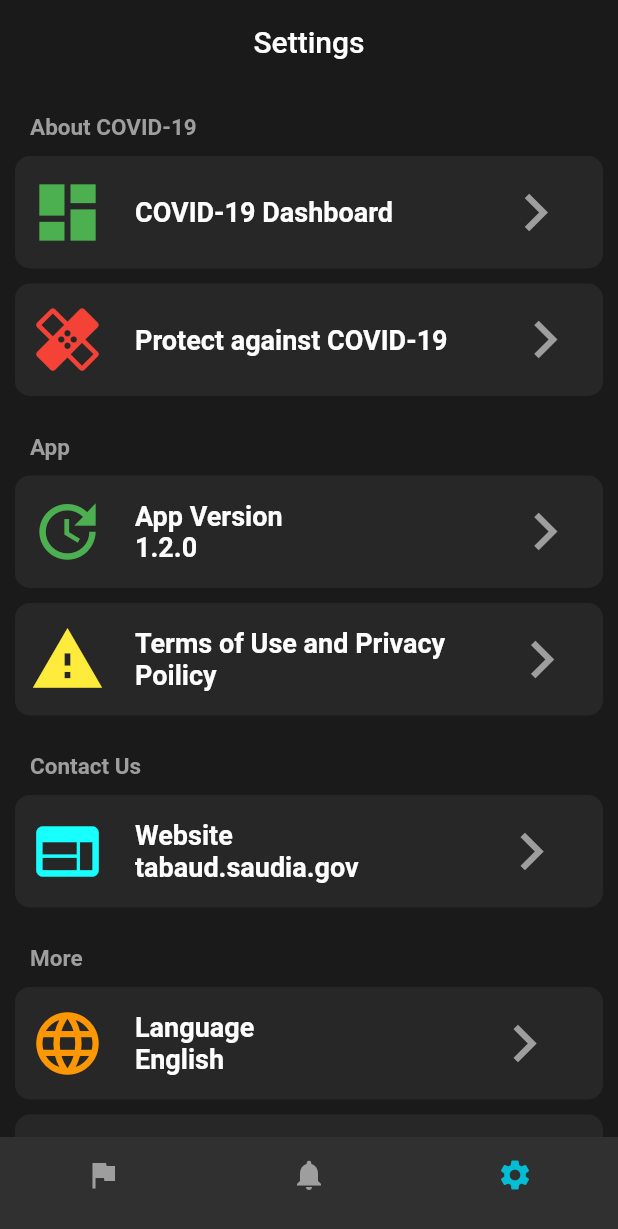
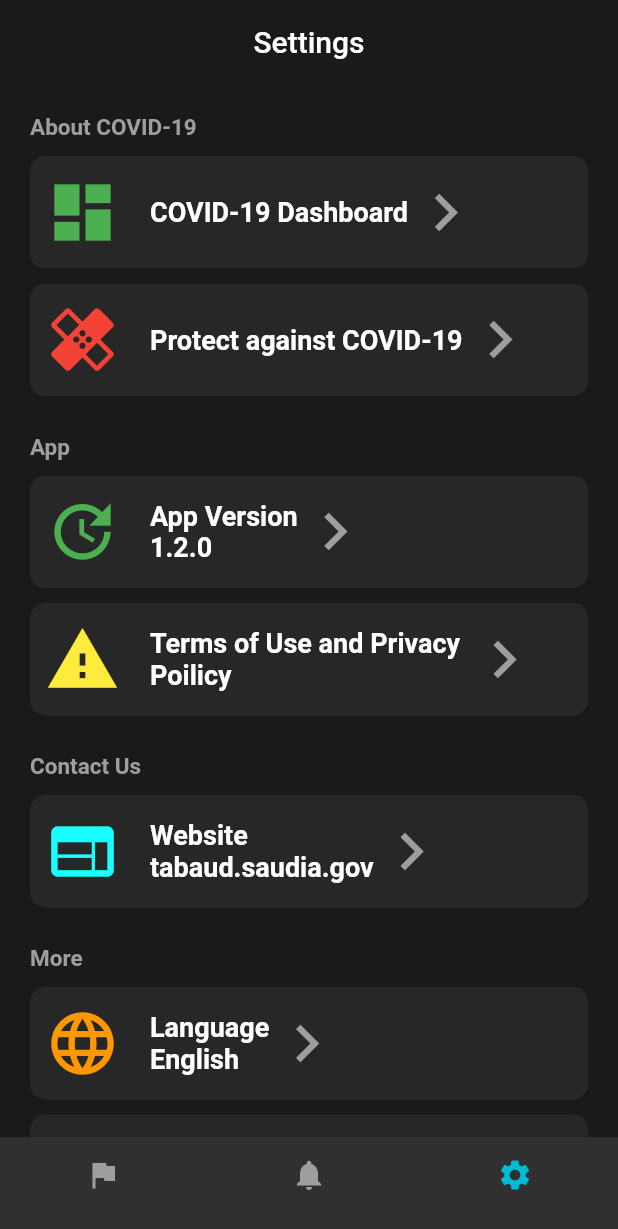
Before and after one commit to syedissam/COVID-19-Flutter, a Flutter app: the screen it shows after launch, item 3 of the bottom bar chosen, on a phone screen of 412 x 824 dp. Shown: the top 1229 px of the screen. Run offline on Flutter 3.47's test engine with Material 2 defaults, Android fonts, the phone set to English and light mode, and no system bars.

Commit message:
second commit

```diff
--- a/lib/screens/exposure.dart
+++ b/lib/screens/exposure.dart
@@ -53,9 +53,8 @@ class _ExposureState extends State<Exposure> {
                     color: Colors.red[900],
                   ),
                   Row(
-                      mainAxisAlignment: MainAxisAlignment.start,
+                      mainAxisAlignment: MainAxisAlignment.center,
                       children: <Widget>[
-                        SizedBox(width: 50, height: 70),
                         Text(
                           'The application is not active',
                           style: const TextStyle(
@@ -66,10 +65,10 @@ class _ExposureState extends State<Exposure> {
                         ),
                       ]),
                   Divider(
-                    height: 5.0,
+                    height: 40.0,
                     color: Colors.white,
                     indent: 20,
-                    endIndent: 20,
+                    endIndent: 10,
                   ),
                   Container(
                     padding: EdgeInsets.all(20),
--- a/lib/screens/notify.dart
+++ b/lib/screens/notify.dart
@@ -44,7 +44,8 @@ class _NotifyState extends State<Notify> {
           crossAxisAlignment: CrossAxisAlignment.start,
           children: <Widget>[
             Row(
-              mainAxisAlignment: MainAxisAlignment.spaceBetween,
+              mainAxisAlignment: MainAxisAlignment.center,
+              crossAxisAlignment: CrossAxisAlignment.center,
               children: <Widget>[
                 Text(
                   'Share Your COVID-19 Positive Diagnosis',
--- a/lib/screens/settings.dart
+++ b/lib/screens/settings.dart
@@ -70,9 +70,9 @@ class _SettingsState extends State<Settings> {
   SliverPadding _gesturebox1() {
     return SliverPadding(
         padding: const EdgeInsets.only(
-          left: 10,
+          left: 20,
           top: 5,
-          right: 10,
+          right: 20,
           bottom: 5,
         ),
         sliver: SliverToBoxAdapter(
@@ -119,9 +119,9 @@ class _SettingsState extends State<Settings> {
                               mainAxisAlignment: MainAxisAlignment.end,
                               crossAxisAlignment: CrossAxisAlignment.center,
                               children: <Widget>[
-                                SizedBox(
-                                  width: 70.0,
-                                ),
+                                // SizedBox(
+                                //   width: 70.0,
+                                // ),
                                 Icon(
                                   Icons.keyboard_arrow_right,
                                   color: Colors.grey,
@@ -134,9 +134,9 @@ class _SettingsState extends State<Settings> {
   SliverPadding _gesturebox2() {
     return SliverPadding(
         padding: const EdgeInsets.only(
-          left: 10,
+          left: 20,
           top: 5,
-          right: 10,
+          right: 20,
           bottom: 5,
         ),
         sliver: SliverToBoxAdapter(
@@ -183,9 +183,9 @@ class _SettingsState extends State<Settings> {
                               mainAxisAlignment: MainAxisAlignment.end,
                               crossAxisAlignment: CrossAxisAlignment.center,
                               children: <Widget>[
-                                SizedBox(
-                                  width: 40.0,
-                                ),
+                                // SizedBox(
+                                //   width: 40.0,
+                                // ),
                                 Icon(
                                   Icons.keyboard_arrow_right,
                                   color: Colors.grey,
@@ -198,9 +198,9 @@ class _SettingsState extends State<Settings> {
   SliverPadding _gesturebox3() {
     return SliverPadding(
         padding: const EdgeInsets.only(
-          left: 10,
+          left: 20,
           top: 5,
-          right: 10,
+          right: 20,
           bottom: 5,
         ),
         sliver: SliverToBoxAdapter(
@@ -247,9 +247,9 @@ class _SettingsState extends State<Settings> {
                               mainAxisAlignment: MainAxisAlignment.end,
                               crossAxisAlignment: CrossAxisAlignment.center,
                               children: <Widget>[
-                                SizedBox(
-                                  width: 150.0,
-                                ),
+                                // SizedBox(
+                                //   width: 150.0,
+                                // ),
                                 Icon(
                                   Icons.keyboard_arrow_right,
                                   color: Colors.grey,
@@ -262,9 +262,9 @@ class _SettingsState extends State<Settings> {
   SliverPadding _gesturebox4() {
     return SliverPadding(
         padding: const EdgeInsets.only(
-          left: 10,
+          left: 20,
           top: 5,
-          right: 10,
+          right: 20,
           bottom: 5,
         ),
         sliver: SliverToBoxAdapter(
@@ -311,9 +311,9 @@ class _SettingsState extends State<Settings> {
                               mainAxisAlignment: MainAxisAlignment.end,
                               crossAxisAlignment: CrossAxisAlignment.center,
                               children: <Widget>[
-                                SizedBox(
-                                  width: 35.0,
-                                ),
+                                // SizedBox(
+                                //   width: 35.0,
+                                // ),
                                 Icon(
                                   Icons.keyboard_arrow_right,
                                   color: Colors.grey,
@@ -326,9 +326,9 @@ class _SettingsState extends State<Settings> {
   SliverPadding _gesturebox5() {
     return SliverPadding(
         padding: const EdgeInsets.only(
-          left: 10,
+          left: 20,
           top: 5,
-          right: 10,
+          right: 20,
           bottom: 5,
         ),
         sliver: SliverToBoxAdapter(
@@ -375,9 +375,9 @@ class _SettingsState extends State<Settings> {
                               mainAxisAlignment: MainAxisAlignment.end,
                               crossAxisAlignment: CrossAxisAlignment.center,
                               children: <Widget>[
-                                SizedBox(
-                                  width: 90.0,
-                                ),
+                                // SizedBox(
+                                //   width: 90.0,
+                                // ),
                                 Icon(
                                   Icons.keyboard_arrow_right,
                                   color: Colors.grey,
@@ -390,9 +390,9 @@ class _SettingsState extends State<Settings> {
   SliverPadding _gesturebox6() {
     return SliverPadding(
         padding: const EdgeInsets.only(
-          left: 10,
+          left: 20,
           top: 5,
-          right: 10,
+          right: 20,
           bottom: 5,
         ),
         sliver: SliverToBoxAdapter(
@@ -439,9 +439,9 @@ class _SettingsState extends State<Settings> {
                               mainAxisAlignment: MainAxisAlignment.end,
                               crossAxisAlignment: CrossAxisAlignment.center,
                               children: <Widget>[
-                                SizedBox(
-                                  width: 155.0,
-                                ),
+                                // SizedBox(
+                                //   width: 155.0,
+                                // ),
                                 Icon(
                                   Icons.keyboard_arrow_right,
                                   color: Colors.grey,
@@ -454,9 +454,9 @@ class _SettingsState extends State<Settings> {
   SliverPadding _gesturebox7() {
     return SliverPadding(
         padding: const EdgeInsets.only(
-          left: 10,
+          left: 20,
           top: 5,
-          right: 10,
+          right: 20,
           bottom: 5,
         ),
         sliver: SliverToBoxAdapter(
@@ -503,9 +503,9 @@ class _SettingsState extends State<Settings> {
                               mainAxisAlignment: MainAxisAlignment.end,
                               crossAxisAlignment: CrossAxisAlignment.center,
                               children: <Widget>[
-                                SizedBox(
-                                  width: 40.0,
-                                ),
+                                // SizedBox(
+                                //   width: 40.0,
+                                // ),
                                 Icon(
                                   Icons.keyboard_arrow_right,
                                   color: Colors.grey,
```
Also changed, not shown: 2 other files.
